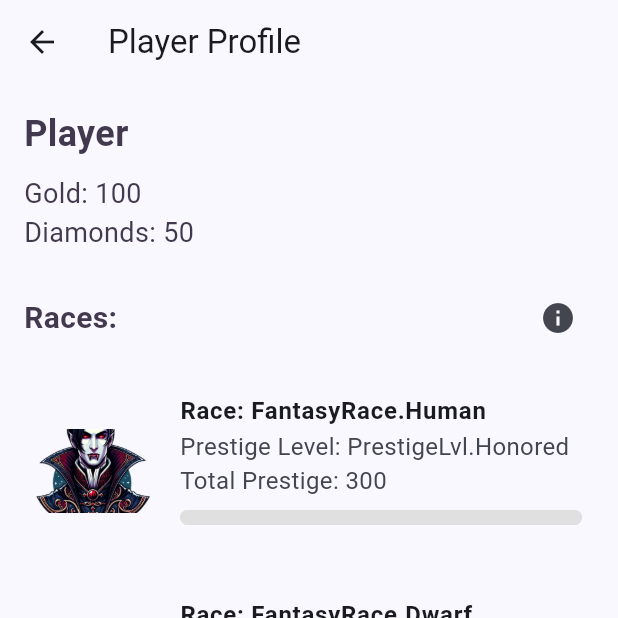
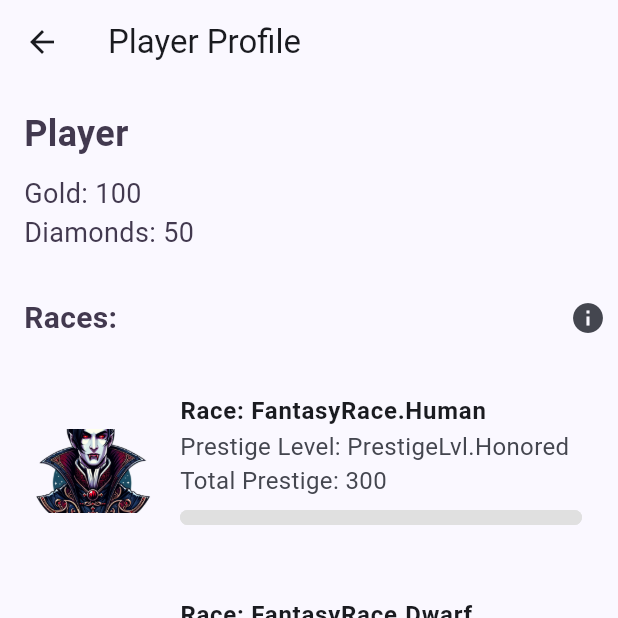
Before and after one commit to ihashand/Idle_Tavern_Rpg, a Flutter app: the ProfileScreen screen opened directly, on a phone screen of 412 x 824 dp, the top half of it. Run offline on Flutter 3.47's test engine with Material 2 defaults, Android fonts, the phone set to English and light mode, and no system bars; our stand-ins replace audioplayers, easy_localization, firebase_core, go_router, google_mobile_ads, in_app_purchase and 1 more; missing offline and left inert: games_services; accounts and stored records are empty.

Commit message:
Update profile_screen.dart

```diff
--- a/lib/src/profil/profile_screen.dart
+++ b/lib/src/profil/profile_screen.dart
@@ -42,7 +42,8 @@ class ProfileScreen extends StatelessWidget {
                 ),
               ),
               SizedBox(height: 20),
-              Row(mainAxisAlignment: MainAxisAlignment.spaceBetween, children: [
+              Row(
+                children: [
                   Text(
                     "Races:",
                     style: TextStyle(
@@ -50,13 +51,18 @@ class ProfileScreen extends StatelessWidget {
                       fontWeight: FontWeight.bold,
                     ),
                   ),
-                IconButton(
+                  Spacer(),
+                  Container(
+                    width: 24.0, // Adjust the width as needed
+                    child: IconButton(
                       icon: Icon(Icons.info),
                       onPressed: () {
                         _showPossiblePrestigeLevels(context);
                       },
                     ),
-              ]),
+                  ),
+                ],
+              ),
               SizedBox(height: 10),
               Column(
                 children: fantasyRaces.map((race) {
```
Lines whose indentation alone changed are shown as unchanged.
